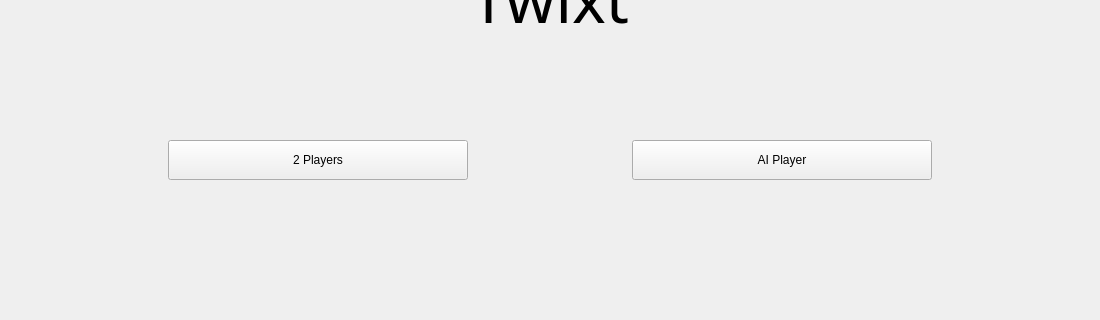
Qt form GUI/StartWindow.ui (Offuru/Left-4-Code) before a commit; both pictures show x 0 to 1100 and y 207 to 527 of the 1100 by 720 pixel window.
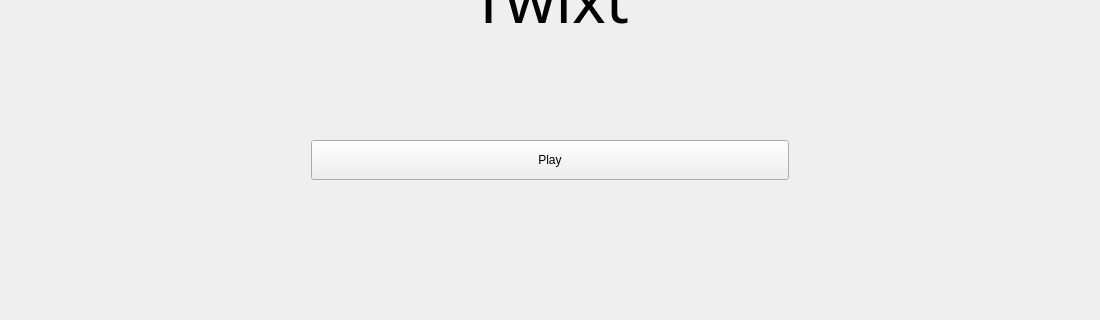
The same form after that commit.

Commit message: Added AI hint in game window

What changed in the file:
```diff
--- a/GUI/StartWindow.ui
+++ b/GUI/StartWindow.ui
@@ -7,7 +7,7 @@
     <x>0</x>
     <y>0</y>
     <width>1100</width>
-    <height>710</height>
+    <height>719</height>
    </rect>
   </property>
   <property name="windowTitle">
@@ -67,19 +67,6 @@
       </item>
       <item row="3" column="0">
        <layout class="QGridLayout" name="gridLayout_2">
-        <item row="0" column="3">
-         <widget class="QPushButton" name="aiPlayerButton">
-          <property name="minimumSize">
-           <size>
-            <width>300</width>
-            <height>40</height>
-           </size>
-          </property>
-          <property name="text">
-           <string>AI Player</string>
-          </property>
-         </widget>
-        </item>
         <item row="0" column="0">
          <spacer name="horizontalSpacer_2">
           <property name="orientation">
@@ -100,32 +87,16 @@
          <widget class="QPushButton" name="twoPlayersButton">
           <property name="minimumSize">
            <size>
-            <width>300</width>
+            <width>280</width>
             <height>40</height>
            </size>
           </property>
           <property name="text">
-           <string>2 Players</string>
+           <string>Play</string>
           </property>
          </widget>
         </item>
         <item row="0" column="2">
-         <spacer name="horizontalSpacer">
-          <property name="orientation">
-           <enum>Qt::Horizontal</enum>
-          </property>
-          <property name="sizeType">
-           <enum>QSizePolicy::Expanding</enum>
-          </property>
-          <property name="sizeHint" stdset="0">
-           <size>
-            <width>300</width>
-            <height>20</height>
-           </size>
-          </property>
-         </spacer>
-        </item>
-        <item row="0" column="4">
          <spacer name="horizontalSpacer_3">
           <property name="orientation">
            <enum>Qt::Horizontal</enum>
```
Left out of the diff: 2 changed lines with no effect on the pictures. The commit also changes 10 other files.
